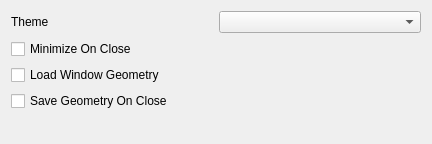
Charading/OpenRGB, file qt/OpenRGBSettingsPage.ui: the form before one commit.
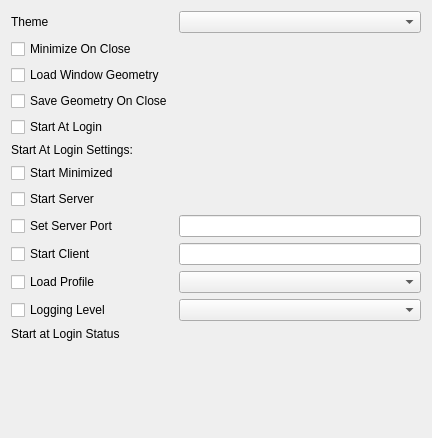
The form after the commit.

Commit message: Add AutoStart to Settings UI

Patch:
```diff
--- a/qt/OpenRGBSettingsPage.ui
+++ b/qt/OpenRGBSettingsPage.ui
@@ -7,18 +7,90 @@
     <x>0</x>
     <y>0</y>
     <width>432</width>
-    <height>144</height>
+    <height>438</height>
    </rect>
   </property>
   <property name="windowTitle">
    <string>Form</string>
   </property>
   <layout class="QGridLayout" name="gridLayout">
-   <item row="7" column="0">
+   <item row="7" column="1">
+    <widget class="QCheckBox" name="CheckboxAutoStart">
+     <property name="text">
+      <string>Start At Login</string>
+     </property>
+    </widget>
+   </item>
+   <item row="11" column="1">
+    <widget class="QCheckBox" name="CheckboxAutoStartSetServerPort">
+     <property name="text">
+      <string>Set Server Port</string>
+     </property>
+    </widget>
+   </item>
+   <item row="8" column="1">
+    <widget class="QLabel" name="AutoStartLabel">
+     <property name="text">
+      <string>Start At Login Settings:</string>
+     </property>
+    </widget>
+   </item>
+   <item row="15" column="6">
+    <widget class="QComboBox" name="ComboBoxAutoStartLevel"/>
+   </item>
+   <item row="0" column="6">
+    <widget class="QComboBox" name="ComboBoxTheme"/>
+   </item>
+   <item row="0" column="1">
+    <widget class="QLabel" name="ThemeLabel">
+     <property name="text">
+      <string>Theme</string>
+     </property>
+    </widget>
+   </item>
+   <item row="15" column="1">
+    <widget class="QCheckBox" name="CheckboxAutoStartLevel">
+     <property name="text">
+      <string>Logging Level</string>
+     </property>
+    </widget>
+   </item>
+   <item row="14" column="1">
+    <widget class="QCheckBox" name="CheckboxAutoStartProfile">
+     <property name="text">
+      <string>Load Profile</string>
+     </property>
+    </widget>
+   </item>
+   <item row="4" column="1">
+    <widget class="QCheckBox" name="CheckboxLoadGeometry">
+     <property name="text">
+      <string>Load Window Geometry</string>
+     </property>
+    </widget>
+   </item>
+   <item row="9" column="1">
+    <widget class="QCheckBox" name="CheckboxAutoStartMinimized">
+     <property name="text">
+      <string>Start Minimized</string>
+     </property>
+    </widget>
+   </item>
+   <item row="6" column="1">
+    <widget class="QCheckBox" name="CheckboxSaveGeometry">
+     <property name="text">
+      <string>Save Geometry On Close</string>
+     </property>
+    </widget>
+   </item>
+   <item row="17" column="1">
     <spacer name="verticalSpacer">
      <property name="orientation">
       <enum>Qt::Vertical</enum>
      </property>
+     <property name="sizeType">
+      <enum>QSizePolicy::MinimumExpanding</enum>
+     </property>
      <property name="sizeHint" stdset="0">
       <size>
        <width>20</width>
@@ -27,34 +99,50 @@
      </property>
     </spacer>
    </item>
-   <item row="4" column="0">
-    <widget class="QCheckBox" name="CheckboxLoadGeometry">
+   <item row="13" column="1">
+    <widget class="QCheckBox" name="CheckboxAutoStartClient">
      <property name="text">
-      <string>Load Window Geometry</string>
+      <string>Start Client</string>
      </property>
     </widget>
    </item>
-   <item row="0" column="1">
-    <widget class="QComboBox" name="ComboBoxTheme"/>
-   </item>
-   <item row="3" column="0">
+   <item row="3" column="1">
     <widget class="QCheckBox" name="CheckboxMinimizeOnClose">
      <property name="text">
       <string>Minimize On Close</string>
      </property>
     </widget>
    </item>
-   <item row="0" column="0">
-    <widget class="QLabel" name="ThemeLabel">
+   <item row="14" column="6">
+    <widget class="QComboBox" name="ComboBoxAutoStartProfile"/>
+   </item>
+   <item row="11" column="6">
+    <widget class="QLineEdit" name="TextServerPort">
+     <property name="inputMask">
+      <string>90000</string>
+     </property>
      <property name="text">
-      <string>Theme</string>
+      <string/>
      </property>
+     <property name="placeholderText">
+      <string/>
+     </property>
     </widget>
    </item>
-   <item row="6" column="0">
-    <widget class="QCheckBox" name="CheckboxSaveGeometry">
+   <item row="13" column="6">
+    <widget class="QLineEdit" name="TextClientHost"/>
+   </item>
+   <item row="16" column="1">
+    <widget class="QLabel" name="AutoStartStatusLabel">
      <property name="text">
-      <string>Save Geometry On Close</string>
+      <string>Start at Login Status</string>
+     </property>
+    </widget>
+   </item>
+   <item row="10" column="1">
+    <widget class="QCheckBox" name="CheckboxAutoStartServer">
+     <property name="text">
+      <string>Start Server</string>
      </property>
     </widget>
    </item>
```
The commit also changes 2 other files.
